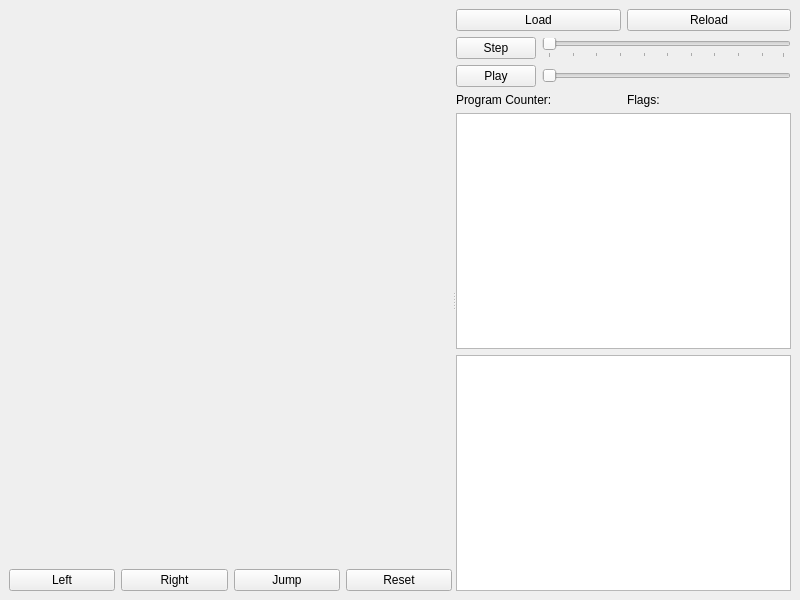
The window that Simulator/mainwindow.ui (asheryoung10/ece3710) describes before a commit, drawn with Qt 5.
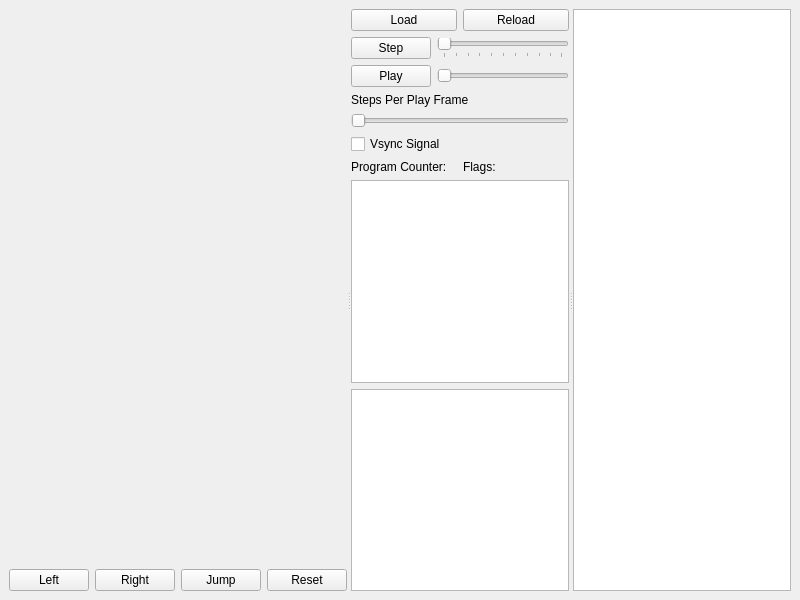
The same window after the commit. Custom widgets are drawn as their Qt base class.

What changed in the file:
```diff
--- a/Simulator/mainwindow.ui
+++ b/Simulator/mainwindow.ui
@@ -127,6 +127,33 @@
           </item>
          </layout>
         </item>
+        <item>
+         <widget class="QLabel" name="label">
+          <property name="text">
+           <string>Steps Per Play Frame</string>
+          </property>
+         </widget>
+        </item>
+        <item>
+         <widget class="QSlider" name="instructionsPerFrame">
+          <property name="minimum">
+           <number>25</number>
+          </property>
+          <property name="maximum">
+           <number>500</number>
+          </property>
+          <property name="orientation">
+           <enum>Qt::Orientation::Horizontal</enum>
+          </property>
+         </widget>
+        </item>
+        <item>
+         <widget class="QCheckBox" name="vsyncCheckBox">
+          <property name="text">
+           <string>Vsync Signal</string>
+          </property>
+         </widget>
+        </item>
         <item>
          <layout class="QHBoxLayout" name="horizontalLayout_3">
           <item>
@@ -153,6 +180,7 @@
         </item>
        </layout>
       </widget>
+      <widget class="QTextBrowser" name="sourceView"/>
      </widget>
     </item>
    </layout>
```
Left out of the diff: 2 changed lines with no effect on the pictures.
